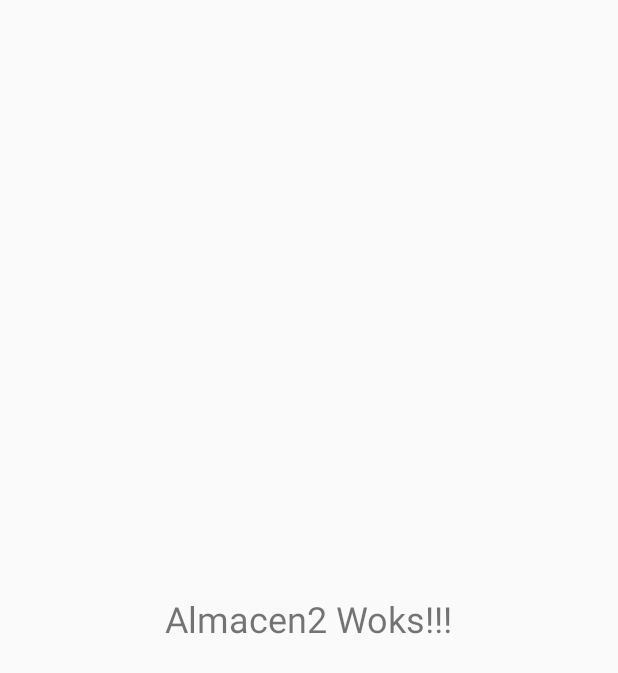
After one commit to Andycarmo/StoreApp, an Android app: the layout activity_almacen2.xml on its own in the app's theme, with its tools: preview values and no code run, on a phone screen of 412 x 824 dp. The commit adds this screen. Shown: the top 673 px of the screen. Run offline under Robolectric (Android 15) with nearby library versions, the phone set to English and light mode, and no system bars.

Commit message:
V. 2.0.4. Chance el onclick para pruebas con almacen2

```diff
--- /dev/null
+++ b/app/src/main/res/layout/activity_almacen2.xml
@@ -0,0 +1,19 @@
+<?xml version="1.0" encoding="utf-8"?>
+<androidx.constraintlayout.widget.ConstraintLayout xmlns:android="http://schemas.android.com/apk/res/android"
+    xmlns:app="http://schemas.android.com/apk/res-auto"
+    xmlns:tools="http://schemas.android.com/tools"
+    android:layout_width="match_parent"
+    android:layout_height="match_parent"
+    tools:context=".almacen2">
+
+    <TextView
+        android:id="@+id/textView"
+        android:layout_width="wrap_content"
+        android:layout_height="wrap_content"
+        android:text="Almacen2 Woks!!!"
+        android:textSize="24sp"
+        app:layout_constraintBottom_toBottomOf="parent"
+        app:layout_constraintEnd_toEndOf="parent"
+        app:layout_constraintStart_toStartOf="parent"
+        app:layout_constraintTop_toTopOf="parent" />
+</androidx.constraintlayout.widget.ConstraintLayout>
--- a/app/src/main/res/layout/activity_jabones.xml
+++ b/app/src/main/res/layout/activity_jabones.xml
@@ -12,7 +12,7 @@
         android:layout_height="120dp"
         android:layout_marginTop="100dp"
         android:background="@drawable/btn_jabones"
-        android:onClick="almacen"
+        android:onClick="almacen2"
         android:text="@string/Almacen"
         android:textSize="24sp"
         app:layout_constraintEnd_toStartOf="@+id/btnBombas"
```
